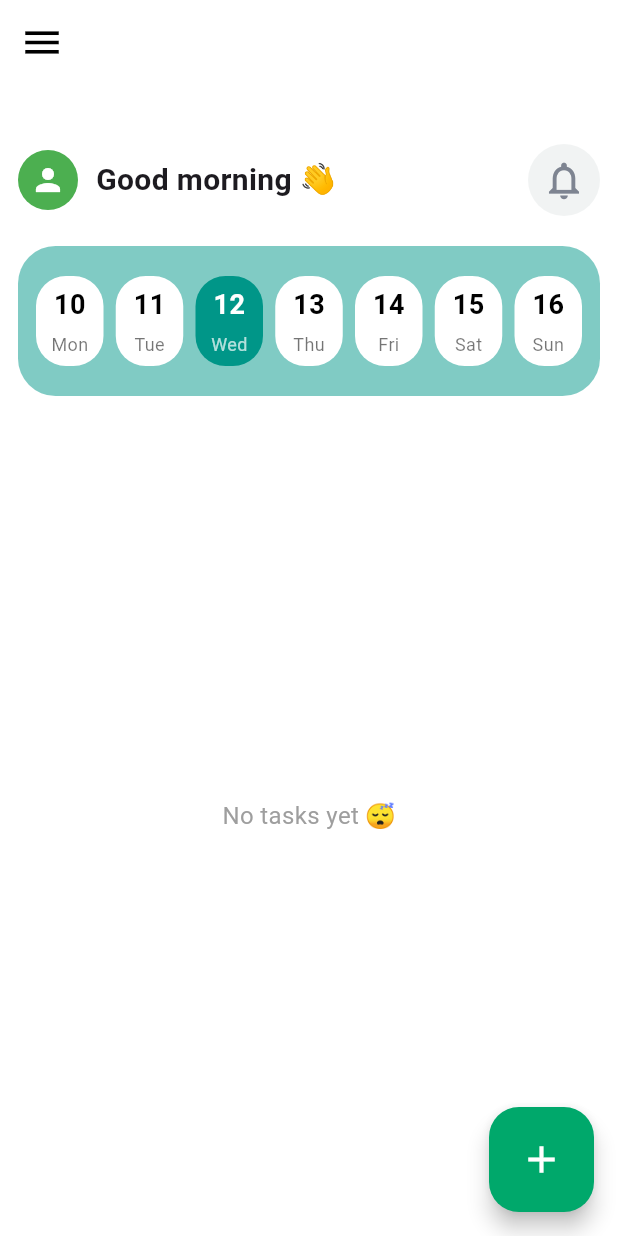
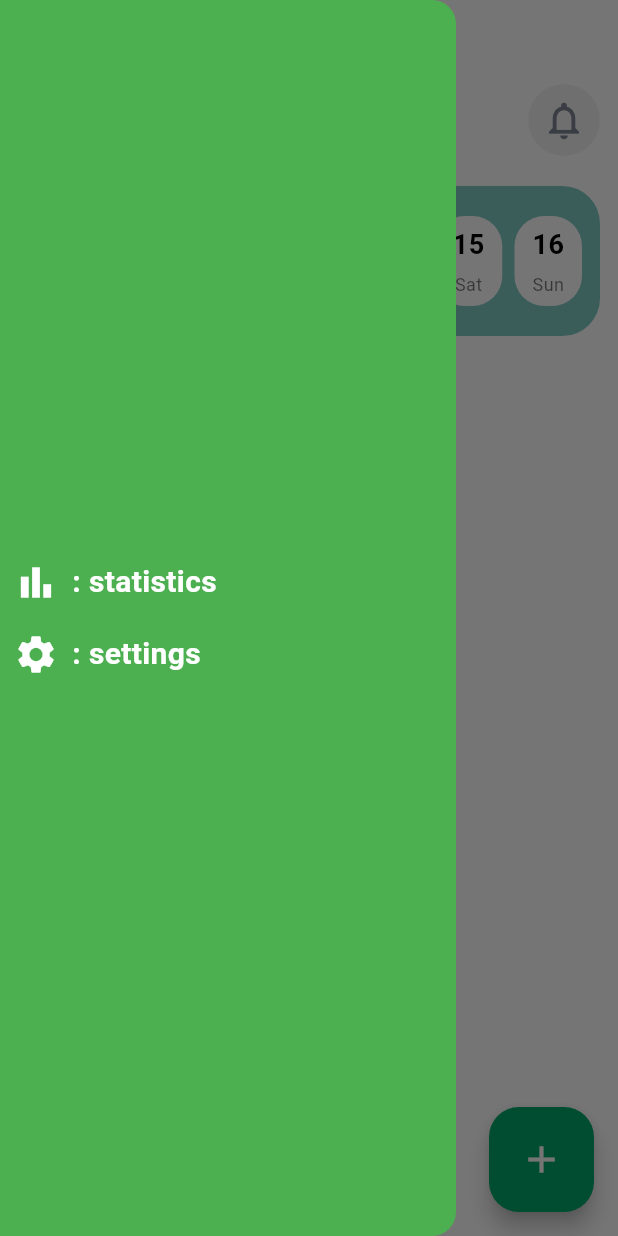
Before and after one commit to elshaarawy7/To-do-App, a Flutter app: the HomePage screen opened by its route, with the side drawer open (before the commit the screen has no drawer), on a phone screen of 412 x 824 dp. Run offline on Flutter 3.47's test engine with Material 3 defaults, Android fonts, the phone set to English and light mode, and no system bars; our stand-ins replace gap, go_router.

Commit message:
add widget custem drawer

```diff
--- a/lib/core/utils/app_router.dart
+++ b/lib/core/utils/app_router.dart
@@ -1,5 +1,6 @@
 import 'package:go_router/go_router.dart';
 import 'package:todo_app/features/ui/pages/app/home_page.dart';
+import 'package:todo_app/features/ui/pages/app/static_page.dart';
 import 'package:todo_app/features/ui/pages/auth/sing_in.dart';
 import 'package:todo_app/features/ui/pages/auth/sing_up.dart';
 import 'package:todo_app/features/ui/pages/onboarding/on_boarding_page.dart';
@@ -11,6 +12,7 @@ class AppRouter {
   static final String kSingInPage = '/sing_in_page';
   static final String kSingUP = '/sing_up';
   static final String kHomePage = '/home_page';
+  static final String staticPage = '/static_page' ;
 
   static final GoRouter router = GoRouter(
     routes: [
@@ -25,6 +27,10 @@ class AppRouter {
 
       GoRoute(path: kSingUP, builder: (context, state) => SingUp()),
       GoRoute(path: kHomePage, builder: (context, state) => HomePage()),
+      GoRoute(
+        path: staticPage ,
+        builder: (context, state) => StaticPage(),
+      )
     ],
   );
 }
--- a/lib/features/ui/pages/app/home_page.dart
+++ b/lib/features/ui/pages/app/home_page.dart
@@ -1,5 +1,6 @@
 import 'package:flutter/material.dart';
 import 'package:todo_app/features/ui/widget/add_task_battom_sheate.dart';
+import 'package:todo_app/features/ui/widget/custem_drawer.dart';
 import 'package:todo_app/features/ui/widget/date_selector.dart';
 import 'package:todo_app/features/ui/widget/flotang_action_batton.dart';
 import 'package:todo_app/features/ui/widget/task_page.dart';
@@ -27,19 +28,13 @@ class _HomePageState extends State<HomePage> {
     return Scaffold(
        appBar: AppBar(
         backgroundColor: Colors.white,
-        leading: IconButton(
-          onPressed: (){
-
-          },
-          icon: Icon(Icons.menu , size: 30, color: Colors.black,)
        ),
-      ),
+      drawer: CustemDrawer() ,
       body: Padding(
         padding: const EdgeInsets.symmetric(horizontal: 12),
         child: Column(
+
           children: [
-            const SizedBox(height: 40),
-
 
             Row(
               children: [
@@ -70,11 +65,9 @@ class _HomePageState extends State<HomePage> {
               ],
             ),
 
-              SizedBox(height: 20,) ,
+            SizedBox(height: 20),
 
-
-            SizedBox(
-              height: 100, child: DateSelector()),
+            SizedBox(height: 100, child: DateSelector()),
 
             /// هنا صفحة المهام
             Expanded(child: TaskPage(tasks: tasks)),
--- a/lib/features/ui/pages/app/static_page.dart
+++ b/lib/features/ui/pages/app/static_page.dart
@@ -1,11 +1,23 @@
 import 'package:flutter/material.dart';
 import 'package:flutter/widgets.dart';
+import 'package:go_router/go_router.dart';
+import 'package:todo_app/core/utils/app_router.dart';
 
 class StaticPage extends StatelessWidget {
   const StaticPage({super.key});
 
   @override
   Widget build(BuildContext context) {
-    return Scaffold();
+    return Scaffold(
+      appBar: AppBar(
+        backgroundColor: Colors.white,
+        leading: IconButton(
+          onPressed: () {
+            context.go(AppRouter.kHomePage) ;
+          },
+          icon: Icon(Icons.arrow_back_ios, size: 25, color: Colors.white),
+        ),
+      ),
+    );
   }
 }
--- /dev/null
+++ b/lib/features/ui/widget/custem_drawer.dart
@@ -0,0 +1,51 @@
+import 'package:flutter/material.dart';
+
+class CustemDrawer extends StatelessWidget {
+  const CustemDrawer({super.key});
+
+  @override
+  Widget build(BuildContext context) {
+    return Drawer(
+        backgroundColor: Colors.green,
+        child: Center(
+          child: Column(
+            mainAxisAlignment: MainAxisAlignment.center,
+            crossAxisAlignment: CrossAxisAlignment.start,
+            children: [
+             Row(
+               children: [
+                 IconButton(
+                  onPressed: () {
+
+                  },
+                  icon: Icon(Icons.bar_chart , size: 30,color: Colors.white,),
+                 ),
+
+                 Text(": statistics" , style: TextStyle(
+                  color: Colors.white , fontSize: 20 ,
+                  fontWeight: FontWeight.bold
+                 ),) ,
+               ],
+             ) ,
+
+               Row(
+               children: [
+                 IconButton(
+                  onPressed: () {
+
+                  },
+                  icon: Icon(Icons.settings , size: 30,color: Colors.white,),
+                 ),
+
+                 Text(": settings" , style: TextStyle(
+                  color: Colors.white , fontSize: 20 ,
+                  fontWeight: FontWeight.bold
+                 ),) ,
+               ],
+             ) ,
+            ],
+          ),
+        ),
+      );
+  }
+}
```
Lines whose indentation alone changed are shown as unchanged.
